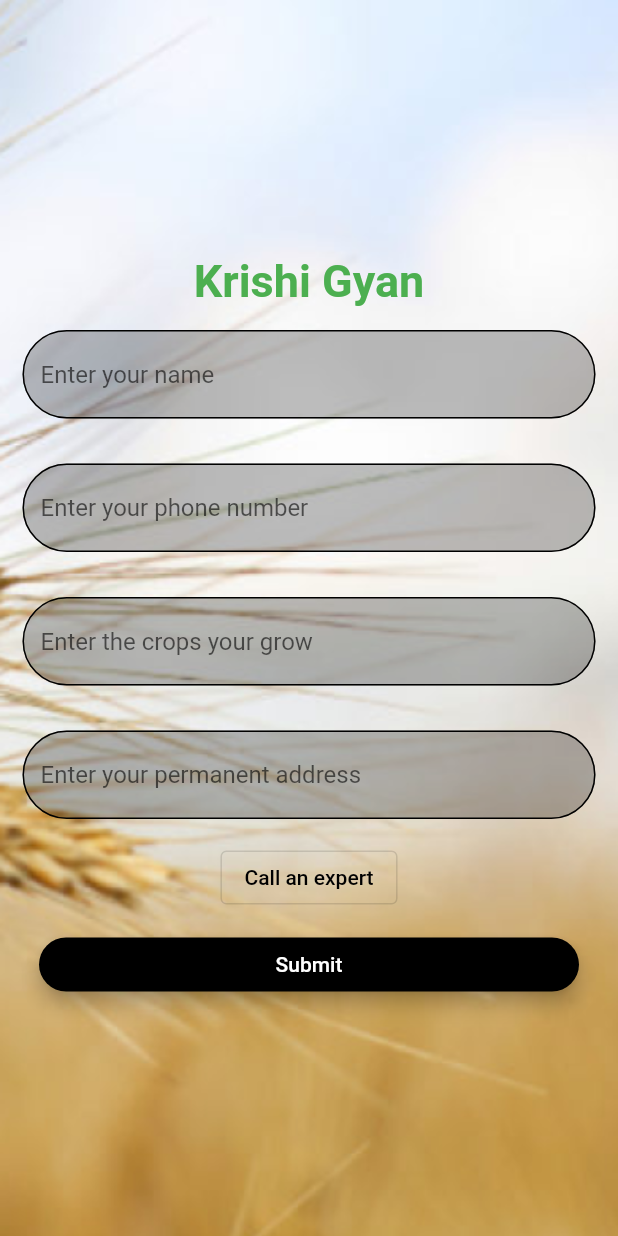
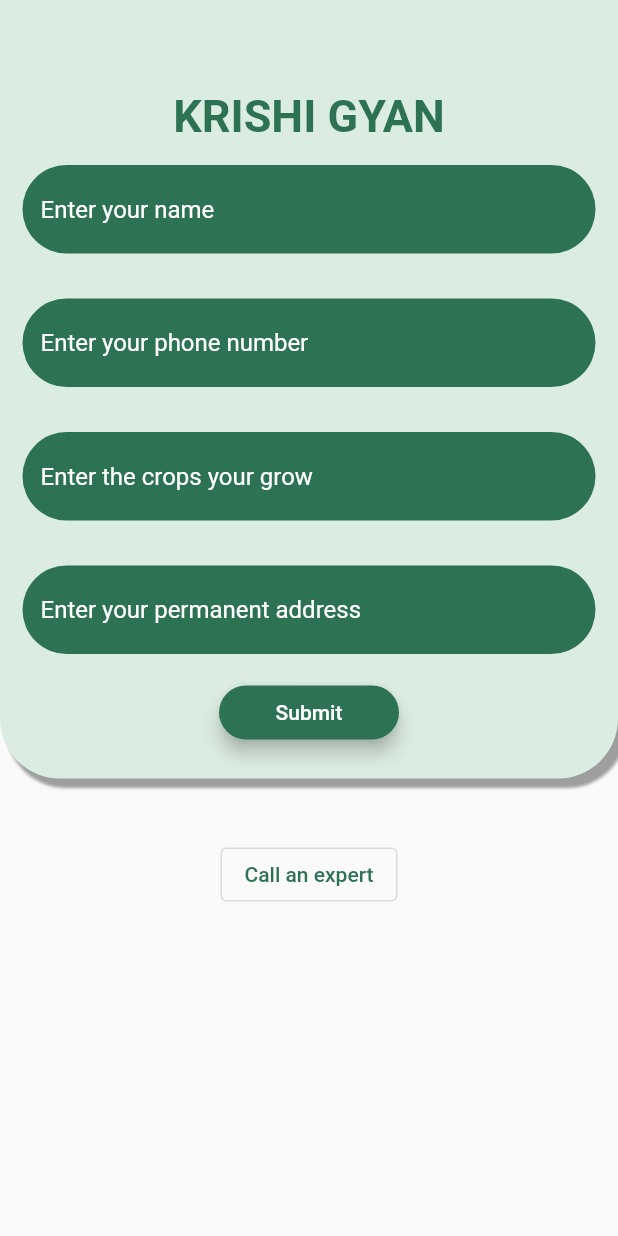
Before and after one commit to Krishi-Gyan/Krishi-Gyan-App, a Flutter app: the screen it shows after launch, on a phone screen of 412 x 824 dp. Run offline on Flutter 3.47's test engine with Material 2 defaults, Android fonts, the phone set to English and light mode, and no system bars; our stand-ins replace font_awesome_flutter, google_fonts; missing offline and left inert: menu_button.

Commit message:
changed ui of landing page

```diff
--- a/lib/screens/landing_page.dart
+++ b/lib/screens/landing_page.dart
@@ -1,4 +1,6 @@
 import 'package:flutter/material.dart';
+
+import '../constants/colors.dart';
 
 class LandingPage extends StatefulWidget {
   const LandingPage({Key? key}) : super(key: key);
@@ -14,25 +16,37 @@ class _LandingPageState extends State<LandingPage> {
 
   @override
   Widget build(BuildContext context) {
-    return Container(
-      decoration: const BoxDecoration(
-        image: DecorationImage(
-          image: AssetImage(
-            "assets/landing_page_pic.png",
-          ),
-          fit: BoxFit.cover,
-        ),
-      ),
-      child: Scaffold(
-        backgroundColor: Colors.transparent,
+    return Scaffold(
       body: SingleChildScrollView(
         child: Column(
           children: [
-              const SizedBox(height: 170),
+            Container(
+              width: MediaQuery.of(context).size.width,
+              decoration: const BoxDecoration(
+                color: lightGreen,
+                borderRadius: BorderRadius.only(
+                  bottomLeft: Radius.circular(40),
+                  bottomRight: Radius.circular(40),
+                ),
+                boxShadow: [
+                  BoxShadow(
+                    color: Colors.grey,
+                    blurRadius: 1.0, // soften the shadow
+                    spreadRadius: 1.0, //extend the shadow
+                    offset: Offset(
+                      5.0,
+                      5.0,
+                    ),
+                  ),
+                ],
+              ),
+              child: Column(
+                children: [
+                  const SizedBox(height: 60),
                   const Text(
-                'Krishi Gyan',
+                    'KRISHI GYAN',
                     style: TextStyle(
-                  color: Colors.green,
+                      color: darkGreen,
                       fontSize: 30,
                       fontWeight: FontWeight.bold,
                     ),
@@ -42,19 +56,20 @@ class _LandingPageState extends State<LandingPage> {
                     child: TextField(
                       controller: _cropController,
                       decoration: InputDecoration(
-                    fillColor: Colors.black26,
+                        fillColor: darkGreen,
                         filled: true,
                         hintText: 'Enter your name',
+                        hintStyle: const TextStyle(color: Colors.white),
                         focusedBorder: OutlineInputBorder(
                           borderRadius: BorderRadius.circular(30.0),
                           borderSide: const BorderSide(
-                        color: Colors.black,
+                            color: Colors.transparent,
                           ),
                         ),
                         enabledBorder: OutlineInputBorder(
                           borderRadius: BorderRadius.circular(30.0),
                           borderSide: const BorderSide(
-                        color: Colors.black,
+                            color: Colors.transparent,
                           ),
                         ),
                       ),
@@ -65,19 +80,20 @@ class _LandingPageState extends State<LandingPage> {
                     child: TextField(
                       controller: _nameController,
                       decoration: InputDecoration(
-                    fillColor: Colors.black26,
+                        fillColor: darkGreen,
                         filled: true,
                         hintText: 'Enter your phone number',
+                        hintStyle: const TextStyle(color: Colors.white),
                         focusedBorder: OutlineInputBorder(
                           borderRadius: BorderRadius.circular(30.0),
                           borderSide: const BorderSide(
-                        color: Colors.black,
+                            color: Colors.transparent,
                           ),
                         ),
                         enabledBorder: OutlineInputBorder(
                           borderRadius: BorderRadius.circular(30.0),
                           borderSide: const BorderSide(
-                        color: Colors.black,
+                            color: Colors.transparent,
                           ),
                         ),
                       ),
@@ -88,19 +104,20 @@ class _LandingPageState extends State<LandingPage> {
                     child: TextField(
                       controller: _phoneNumberController,
                       decoration: InputDecoration(
-                    fillColor: Colors.black26,
+                        fillColor: darkGreen,
                         filled: true,
                         hintText: 'Enter the crops your grow',
+                        hintStyle: const TextStyle(color: Colors.white),
                         focusedBorder: OutlineInputBorder(
                           borderRadius: BorderRadius.circular(30.0),
                           borderSide: const BorderSide(
-                        color: Colors.black,
+                            color: Colors.transparent,
                           ),
                         ),
                         enabledBorder: OutlineInputBorder(
                           borderRadius: BorderRadius.circular(30.0),
                           borderSide: const BorderSide(
-                        color: Colors.black,
+                            color: Colors.transparent,
                           ),
                         ),
                       ),
@@ -111,35 +128,28 @@ class _LandingPageState extends State<LandingPage> {
                     child: TextField(
                       controller: _phoneNumberController,
                       decoration: InputDecoration(
-                    fillColor: Colors.black26,
+                        fillColor: darkGreen,
                         filled: true,
                         hintText: 'Enter your permanent address',
+                        hintStyle: const TextStyle(color: Colors.white),
                         focusedBorder: OutlineInputBorder(
                           borderRadius: BorderRadius.circular(30.0),
                           borderSide: const BorderSide(
-                        color: Colors.black,
+                            color: Colors.transparent,
                           ),
                         ),
                         enabledBorder: OutlineInputBorder(
                           borderRadius: BorderRadius.circular(30.0),
                           borderSide: const BorderSide(
-                        color: Colors.black,
+                            color: Colors.transparent,
                           ),
                         ),
                       ),
                     ),
                   ),
-              OutlinedButton(
-                onPressed: () {},
-                child: const Text(
-                  'Call an expert',
-                  style: TextStyle(color: Colors.black),
-                ),
-              ),
-              const SizedBox(
-                height: 10,
-              ),
-              MaterialButton(
+                  SizedBox(
+                    width: 120,
+                    child: MaterialButton(
                       onPressed: () => Navigator.of(context).pushNamed('/bnb'),
                       child: const Text(
                         'Submit',
@@ -147,15 +157,32 @@ class _LandingPageState extends State<LandingPage> {
                       ),
                       elevation: 5.0,
                       minWidth: 360,
-                color: Colors.black,
+                      color: darkGreen,
                       shape: RoundedRectangleBorder(
                         borderRadius: BorderRadius.circular(30.0),
+                      ),
+                    ),
+                  ),
+                  const SizedBox(
+                    height: 20,
+                  ),
+                ],
+              ),
+            ),
+            const SizedBox(
+              height: 40,
+            ),
+            OutlinedButton(
+              onPressed: () {},
+              style: OutlinedButton.styleFrom(),
+              child: const Text(
+                'Call an expert',
+                style: TextStyle(color: darkGreen),
               ),
             ),
           ],
         ),
       ),
-      ),
     );
   }
 }
```
Lines whose indentation alone changed are shown as unchanged.
